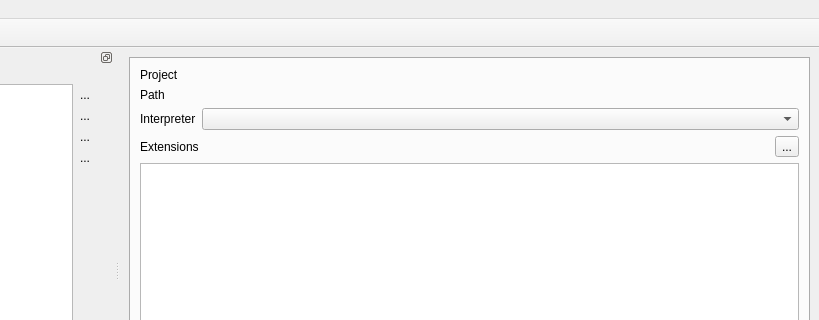
Old version of the form sphinx_explorer/ui/main_window.ui in the repository pashango2/sphinx-explorer; both pictures show x 200 to 1019 and y 0 to 320 of the 1019 by 797 pixel window.
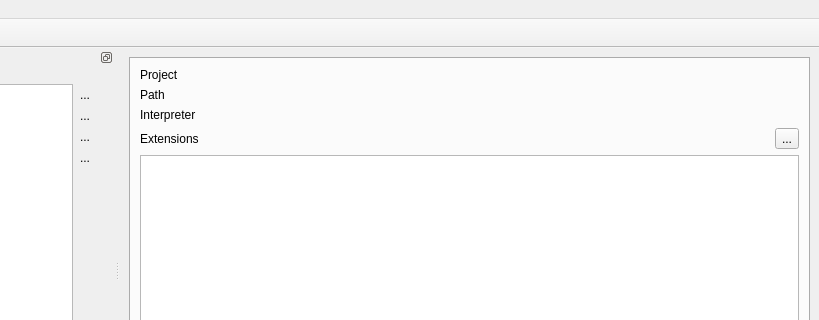
New version of the form. Custom widgets are drawn as their Qt base class.

What changed in the file:
```diff
--- a/sphinx_explorer/ui/main_window.ui
+++ b/sphinx_explorer/ui/main_window.ui
@@ -69,12 +69,9 @@
            </widget>
           </item>
           <item row="2" column="1">
-           <widget class="QComboBox" name="comboBox">
-            <property name="sizePolicy">
-             <sizepolicy hsizetype="Expanding" vsizetype="Fixed">
-              <horstretch>0</horstretch>
-              <verstretch>0</verstretch>
-             </sizepolicy>
+           <widget class="QLabel" name="label_interpreter">
+            <property name="text">
+             <string/>
             </property>
            </widget>
           </item>
```
